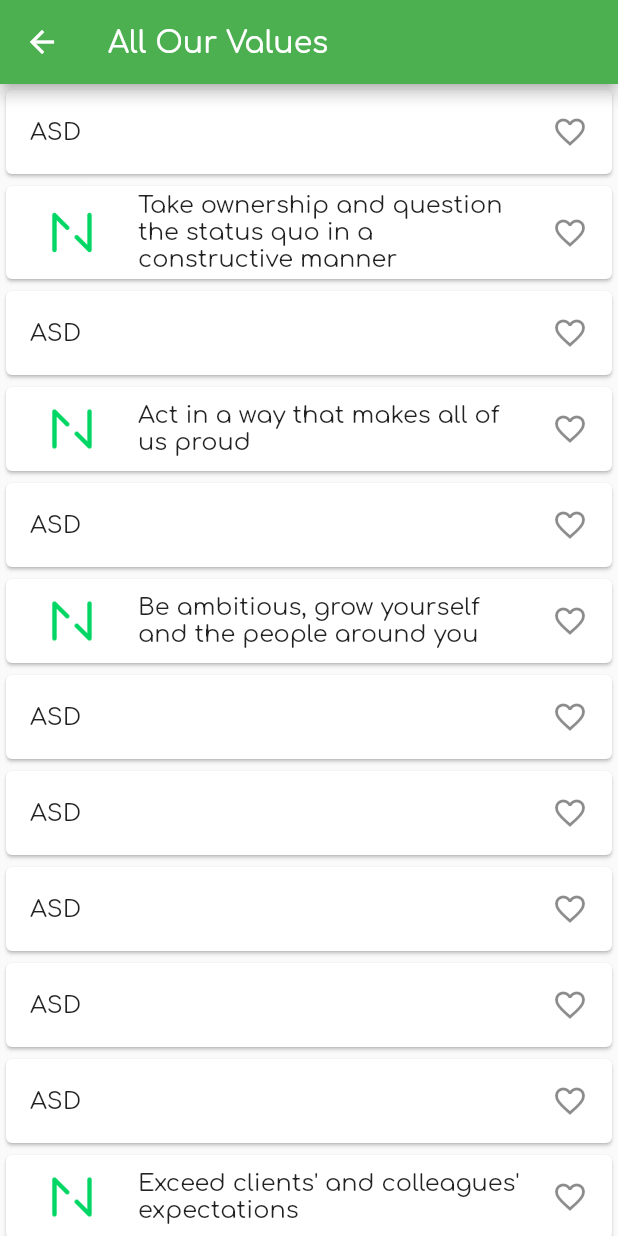
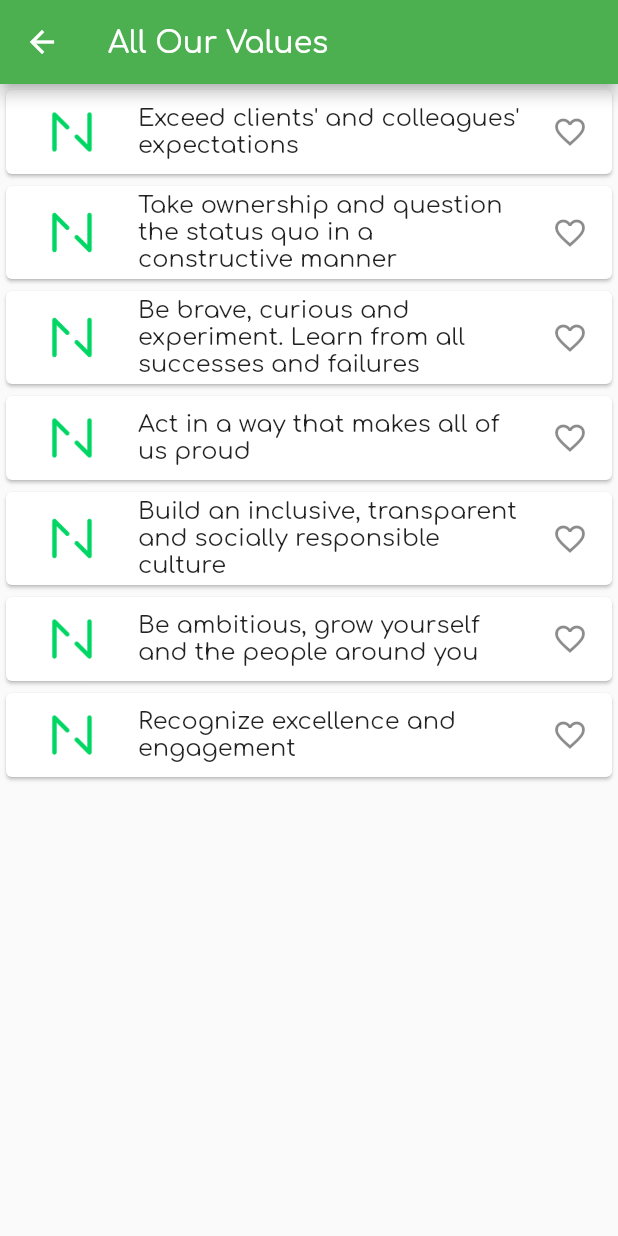
Before and after one commit to silaqui/netguru_values, a Flutter app: the NetguruValuesListPage screen opened by its route, on a phone screen of 412 x 824 dp. Run offline on Flutter 3.47's test engine with Material 2 defaults, Android fonts, the phone set to English and light mode, and no system bars; our stand-ins replace auto_route, bloc, dartz, equatable, flushbar, flutter_bloc and 1 more; statements that could not run were skipped.

Commit message:
Implement add value page.

```diff
--- a/lib/dependency_injection.dart
+++ b/lib/dependency_injection.dart
@@ -1,6 +1,7 @@
 import 'package:get_it/get_it.dart';
 import 'package:netguru_values/features/netguru_values/data/datasource/netguru_values_local_datasource.dart';
 import 'package:netguru_values/features/netguru_values/data/repository/netguru_values_repository_impl.dart';
+import 'package:netguru_values/features/netguru_values/presentation/bloc/add_value/add_value_bloc.dart';
 
 import 'features/netguru_values/domain/repositories/netguru_values_repository.dart';
 import 'features/netguru_values/domain/usecases/get_all_netguru_value.dart';
@@ -16,6 +17,7 @@ final getIt = GetIt.instance;
 Future<void> init() async {
   getIt.registerFactory(() => NetguruValuesBloc(getIt(), getIt(), getIt()));
   getIt.registerFactory(() => NetguruValuesListBloc(getIt()));
+  getIt.registerFactory(() => AddValueBloc(getIt()));
 
   getIt.registerLazySingleton(() => GetAllNetguruValue(getIt()));
   getIt.registerLazySingleton(() => GetRandomNetguruValue(getIt()));
--- a/lib/features/netguru_values/data/datasource/netguru_values_local_datasource.dart
+++ b/lib/features/netguru_values/data/datasource/netguru_values_local_datasource.dart
@@ -58,20 +58,6 @@ HashMap<int, NetguruValueModel> defaultStorage = HashMap.of({
     isFavorite: false,
     isDefault: true,
   ),
-  8: NetguruValueModel(id: 8, text: "ASD", isFavorite: false),
-  9: NetguruValueModel(id: 9, text: "ASD", isFavorite: false),
-  10: NetguruValueModel(id: 10, text: "ASD", isFavorite: false),
-  11: NetguruValueModel(id: 11, text: "ASD", isFavorite: true),
-  12: NetguruValueModel(id: 12, text: "ASD", isFavorite: false),
-  13: NetguruValueModel(id: 13, text: "ASD", isFavorite: false),
-  14: NetguruValueModel(id: 14, text: "ASD", isFavorite: false),
-  15: NetguruValueModel(id: 15, text: "ASD", isFavorite: false),
-  16: NetguruValueModel(id: 16, text: "ASD", isFavorite: false),
-  17: NetguruValueModel(id: 17, text: "ASD", isFavorite: false),
-  18: NetguruValueModel(id: 18, text: "ASD", isFavorite: true),
-  19: NetguruValueModel(id: 19, text: "ASD", isFavorite: false),
-  20: NetguruValueModel(id: 20, text: "ASD", isFavorite: false),
-  21: NetguruValueModel(id: 21, text: "ASD", isFavorite: false),
 });
 
 class MapLocalDataSource implements NetguruValuesLocalDataSource {
--- a/lib/features/netguru_values/data/models/netguru_value_model.dart
+++ b/lib/features/netguru_values/data/models/netguru_value_model.dart
@@ -3,9 +3,9 @@ import 'package:netguru_values/features/netguru_values/domain/entities/netguru_v
 
 class NetguruValueModel extends NetguruValue {
   NetguruValueModel({
-    @required int id,
+    int id,
     @required String text,
-    @required bool isFavorite,
+    bool isFavorite = false,
     bool isDefault = false,
   }) : super(
           id: id,
--- a/lib/features/netguru_values/domain/entities/netguru_value.dart
+++ b/lib/features/netguru_values/domain/entities/netguru_value.dart
@@ -8,10 +8,10 @@ class NetguruValue extends Equatable {
   final bool isDefault;
 
   NetguruValue({
-    @required this.id,
+    this.id,
     @required this.text,
-    @required this.isFavorite,
-    @required this.isDefault,
+    this.isFavorite = false,
+    this.isDefault = false,
   });
 
   @override
--- /dev/null
+++ b/lib/features/netguru_values/presentation/bloc/add_value/add_value_state.dart
@@ -0,0 +1,22 @@
+part of 'add_value_bloc.dart';
+
+@immutable
+abstract class AddValueState extends Equatable {
+  @override
+  List<Object> get props => [];
+}
+
+class Initial extends AddValueState {}
+
+class Saving extends AddValueState {}
+
+class Saved extends AddValueState {}
+
+class Error extends AddValueState {
+  final String message;
+
+  Error({@required this.message});
+
+  @override
+  List<Object> get props => [message];
+}
--- a/lib/features/netguru_values/presentation/widgets/values_fab.dart
+++ b/lib/features/netguru_values/presentation/widgets/values_fab.dart
@@ -103,7 +103,7 @@ class _ValuesFabState extends State<ValuesFab> with TickerProviderStateMixin {
       child: FloatingActionButton(
         backgroundColor: _buttonColor.value,
         onPressed: animate,
-        tooltip: 'Toggle',
+        tooltip: 'Expand actions',
         heroTag: 'Toggle',
         child: AnimatedIcon(
           icon: AnimatedIcons.menu_close,
--- a/pubspec.yaml
+++ b/pubspec.yaml
@@ -13,6 +13,7 @@ dependencies:
   flutter_bloc: ^6.0.5
   get_it: ^5.0.1
   auto_route: ^0.6.7
+  flushbar: ^1.10.4
 
   flutter:
     sdk: flutter
```
Also changed, not shown: lib/features/netguru_values/presentation/bloc/add_value/add_value_bloc.dart (added, +50 -0 lines), lib/features/netguru_values/presentation/bloc/add_value/add_value_event.dart (added, +18 -0 lines), lib/features/netguru_values/presentation/page/add_value_page.dart (+27 -9 lines), lib/features/netguru_values/presentation/widgets/add_value_scaffold.dart (added, +48 -0 lines), lib/features/netguru_values/presentation/widgets/saving_in_progress_overlay.dart (added, +33 -0 lines), pubspec.lock, 5 other files.
